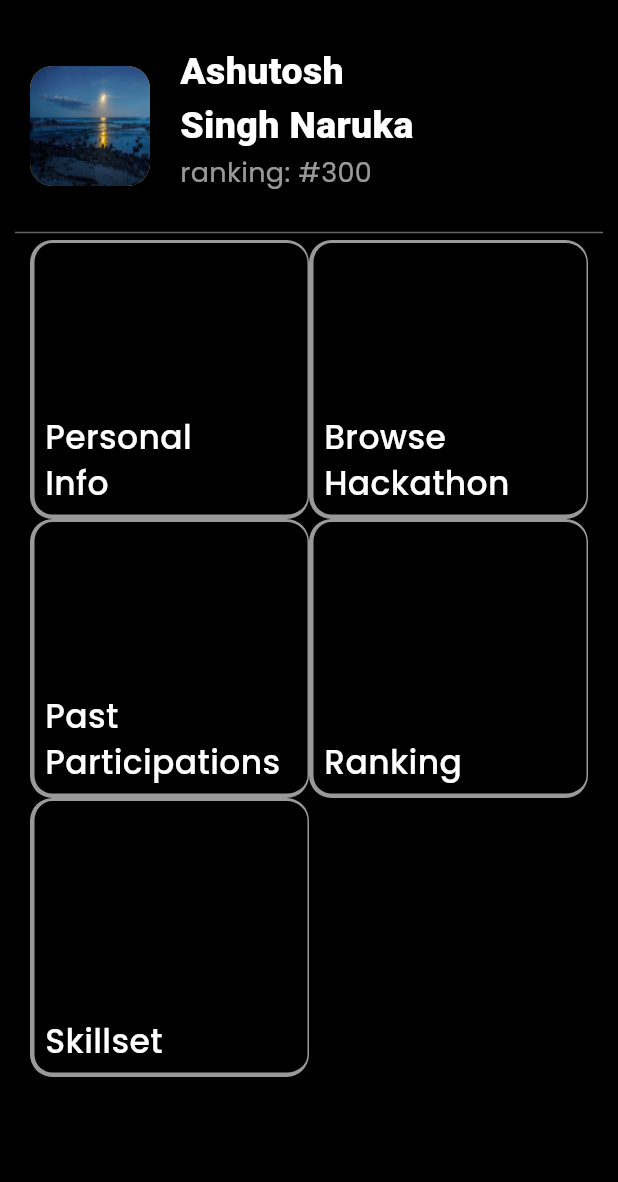
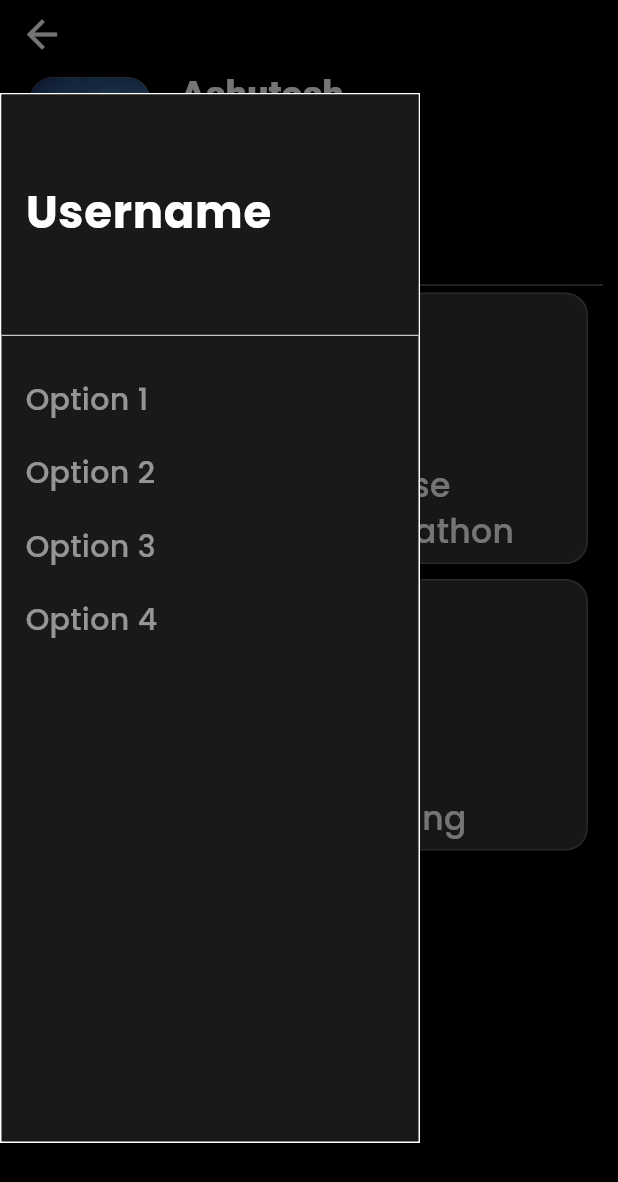
Before and after one commit to silveroburn/srmhub, a Flutter app: the screen it shows after launch, with the side drawer open (before the commit the screen has no drawer), on a phone screen of 412 x 824 dp. Shown: the top 1182 px of the screen. Run offline on Flutter 3.47's test engine with Material 3 defaults, Android fonts, the phone set to English and light mode, and no system bars; our stand-ins replace google_fonts, sqflite; accounts and stored records are empty.

Commit message:
added drawer

```diff
--- a/lib/userMain.dart
+++ b/lib/userMain.dart
@@ -1,4 +1,5 @@
 import 'package:flutter/material.dart';
+import 'package:flutter/services.dart';
 import 'package:google_fonts/google_fonts.dart';
 import 'dart:convert';
 
@@ -15,19 +16,14 @@ class Usermain extends StatelessWidget{
       child: Column(
         children: [
           Container(
-            color: Colors.transparent,
+            color: Colors.black,
             height: 150,
             child: Column(
               children: [
-                SizedBox(height: 20,),
-                // Container(
-                //   width: 200,
-                //   height: 200,
-                //   child: Image.asset('asset/imageTest.jpg', fit: BoxFit.fill)),
                 Row(
                 children: [
                   Padding(
-                    padding: EdgeInsets.only(top: 20, left: 20),
+                    padding: EdgeInsets.only(top: 5, left: 20),
                     child: Container(
                       height: 80,
                       width: 80,
@@ -42,8 +38,8 @@ class Usermain extends StatelessWidget{
                   ),
                   SizedBox(width: 20,),
                   Column(
-                    mainAxisAlignment: MainAxisAlignment.center,
-                    crossAxisAlignment: CrossAxisAlignment.start,
+                    mainAxisAlignment: MainAxisAlignment.start,
+                    crossAxisAlignment: CrossAxisAlignment.end,
                     children: [
                       Padding(
                         padding: EdgeInsets.only(top: 10),
@@ -51,7 +47,6 @@ class Usermain extends StatelessWidget{
                       Text('ranking: #300', style: GoogleFonts.poppins(color: Colors.white60, fontSize: 18, ),)
                     ]
                   ),
-
                 ],
               ),]
             ),
@@ -67,18 +62,18 @@ class Usermain extends StatelessWidget{
             child: Padding(
               padding: EdgeInsets.only(left: 20, right: 20),
               child: GridView.count(crossAxisCount: 2,
-                mainAxisSpacing: 0,
-                crossAxisSpacing: 0,
+                mainAxisSpacing: 10,
+                crossAxisSpacing: 10,
                 children: List.generate(userMainInfo.length, (index){
-                  var varC = Colors.white60;
+                  var varC = Colors.white60.withAlpha(50);
                   return Container(
                     decoration: BoxDecoration(
-                      color: Colors.transparent,
+                      color: Colors.white60.withAlpha(50),
                       borderRadius: BorderRadius.circular(15),
                       border: Border(
-                      top: BorderSide(color: varC, width: 2),
-                      bottom: BorderSide(color: varC, width: 3),
-                      left: BorderSide(color: varC, width: 3),
+                      top: BorderSide(color: varC, width: 1),
+                      bottom: BorderSide(color: varC, width: 1),
+                      left: BorderSide(color: varC, width: 1),
                       right: BorderSide(color: varC, width: 1),
                       ),
                     ),
@@ -114,11 +109,118 @@ class Usermain extends StatelessWidget{
     );
   }
 
+Widget customHeightDrawer() {
+  var r = 25;
+  var g = 25;
+  var b = 25;
+
+  return Builder(
+    builder: (context) {
+      return Container(
+        width: 280, // Standard drawer width
+        height: 700, // Your desired fixed height
+        decoration: BoxDecoration(
+          color: Color.fromARGB(255, r, g, b),
+          borderRadius: BorderRadius.circular(0),
+          border: Border.all(
+            color: Colors.white
+          )
+        ),
+        child: ListView(
+          padding: EdgeInsets.zero,
+          children: [
+            DrawerHeader(
+              decoration: BoxDecoration(
+                color: Color.fromARGB(255, r, g, b)
+              ),
+              child: Padding(
+                padding: EdgeInsets.only(top: 40),
+                child: Text(
+                  'Username',
+                  style: GoogleFonts.poppins(
+                    color: Colors.white,
+                    fontSize: 30,
+                    fontWeight: FontWeight.bold
+                  ),
+                ),
+              ),
+            ),
+            SizedBox(height: 20),
+            Container(
+              padding: EdgeInsets.symmetric(horizontal: 16),
+              child: Text(
+                'Option 1',
+                style: GoogleFonts.poppins(
+                  color: Colors.white54,
+                  fontSize: 20,
+                  fontWeight: FontWeight.w500
+                ),
+              ),
+            ),
+            SizedBox(height: 20),
+            Container(
+              padding: EdgeInsets.symmetric(horizontal: 16),
+              child: Text(
+                'Option 2',
+                style: GoogleFonts.poppins(
+                  color: Colors.white54,
+                  fontSize: 20,
+                  fontWeight: FontWeight.w500
+                ),
+              ),
+            ),
+            SizedBox(height: 20),
+            Container(
+              padding: EdgeInsets.symmetric(horizontal: 16),
+              child: Text(
+                'Option 3',
+                style: GoogleFonts.poppins(
+                  color: Colors.white54,
+                  fontSize: 20,
+                  fontWeight: FontWeight.w500
+                ),
+              ),
+            ),
+            SizedBox(height: 20),
+            Container(
+              padding: EdgeInsets.symmetric(horizontal: 16),
+              child: Text(
+                'Option 4',
+                style: GoogleFonts.poppins(
+                  color: Colors.white54,
+                  fontSize: 20,
+                  fontWeight: FontWeight.w500
+                ),
+              ),
+            ),
+            SizedBox(height: 20),
+          ],
+        ),
+      );
+    }
+  );
+}
+
   @override
   Widget build(BuildContext context) {
     return Scaffold(
       backgroundColor: Colors.black,
-      body: mainBody(context),
+      appBar: AppBar(
+        backgroundColor: Colors.black,
+        toolbarHeight: 35,
+        leading: Padding(
+          padding: EdgeInsets.only(top: 8),
+          child: Icon(Icons.arrow_back, color: Colors.white, size: 30),
+        ),
+      ),
+      drawer: customHeightDrawer(),
+      body: Builder(
+        builder: (context) => GestureDetector(
+          onLongPress: (){
+            Scaffold.of(context).openDrawer();
+          },
+        child: mainBody(context)),
+        ),
     );
   }
 }
```
